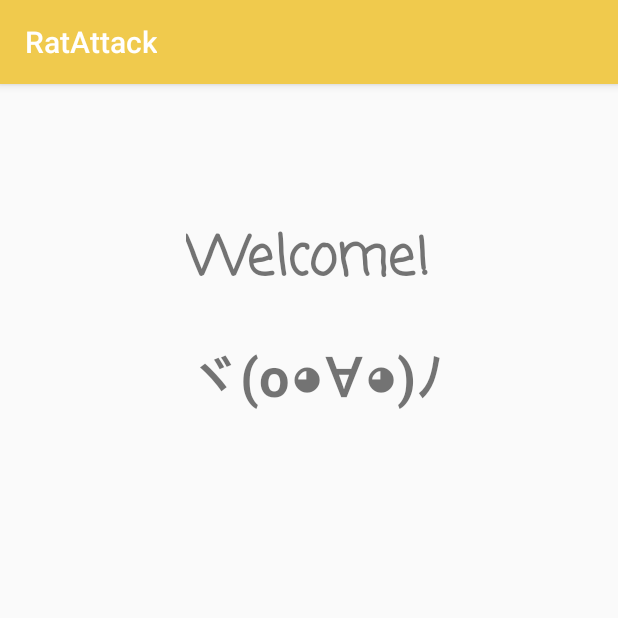
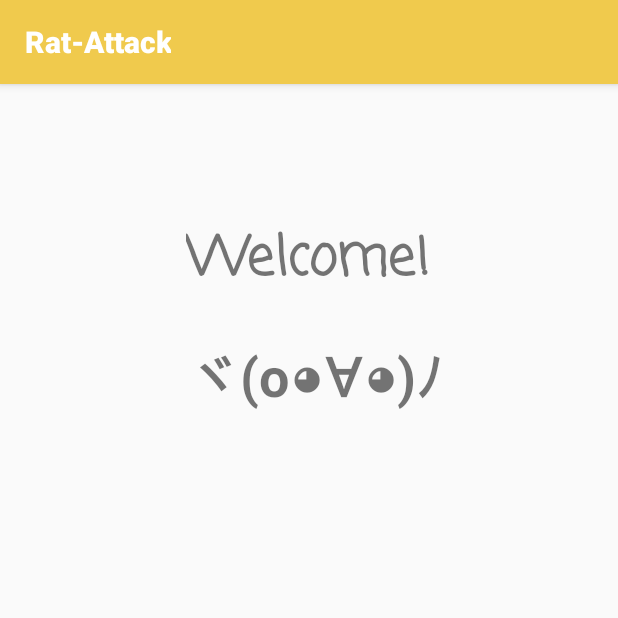
Before and after one commit to patrikperko/M1, an Android app: the screen it shows after launch (MainActivity), on a phone screen of 412 x 824 dp, the top half of it. Run offline under Robolectric (Android 15) with nearby library versions, the phone set to English and light mode, and no system bars.

```diff
--- /dev/null
+++ b/app/src/main/res/drawable-finger/shape.xml
@@ -0,0 +1,24 @@
+<?xml version="1.0" encoding="utf-8"?>
+<selector xmlns:android="http://schemas.android.com/apk/res/android">
+    <item android:state_pressed="true" >
+        <shape android:shape="rectangle"  >
+            <corners android:radius="5dip" />
+            <stroke android:width="1dip" android:color="#ECECE7" />
+            <gradient android:angle="-90" android:startColor="#2c3e50" android:endColor="#324D5C"  />
+        </shape>
+    </item>
+    <item android:state_focused="true">
+        <shape android:shape="rectangle"  >
+            <corners android:radius="5dip" />
+            <stroke android:width="1dip" android:color="#324D5C" />
+            <solid android:color="#2c3e50"/>
+        </shape>
+    </item>
+    <item >
+        <shape android:shape="rectangle"  >
+            <corners android:radius="5dip" />
+            <stroke android:width="1dip" android:color="#ECECE7" />
+            <gradient android:angle="-90" android:startColor="#324D5C" android:endColor="#324D5C" />
+        </shape>
+    </item>
+</selector>
--- /dev/null
+++ b/app/src/main/res/drawable/new_item_color_state.xml
@@ -0,0 +1,5 @@
+<?xml version="1.0" encoding="utf-8"?>
+<selector xmlns:android="http://schemas.android.com/apk/res/android">
+ <item android:color="@android:color/white" android:state_enabled="true"/>
+    <item android:color="@color/colorPrimaryDark" android:state_enabled="false"/>
+</selector>
--- a/app/src/main/res/values/strings.xml
+++ b/app/src/main/res/values/strings.xml
@@ -1,5 +1,6 @@
 <resources>
-    <string name="app_name">RatAttack</string>
+    <string name="app_name"><b>Rat-Attack</b></string>
+
 
     <!-- TODO: Remove or change this placeholder text -->
     <string name="title_activity_ratdatadetail">activity_ratdatadetail</string>
@@ -10,4 +11,5 @@
 
     <!-- TODO: Remove or change this placeholder text -->
     <string name="hello_blank_fragment">Hello blank fragment</string>
+    <string name="title_activity_shape_button">Shape_button</string>
 </resources>
```
Also changed, not shown: app/src/main/res/menu/bottom_navigation.xml (added, +25 -0 lines), app/src/main/res/menu/navigation.xml (added, +10 -0 lines), app/src/main/java/edu/gatech/cs1332/ratattack/controller/MainActivity.java (line endings or trailing spaces), app/src/main/res/drawable-hdpi/ic_account.png (added), app/src/main/res/drawable-hdpi/ic_ratreport.png (added), app/src/main/res/drawable-hdpi/ic_viewactivity.png (added), app/src/main/res/drawable-mdpi/ic_account.png (added), app/src/main/res/drawable-mdpi/ic_ratreport.png (added), app/src/main/res/drawable-mdpi/ic_viewactivity.png (added), app/src/main/res/drawable-xhdpi/ic_account.png (added), app/src/main/res/drawable-xhdpi/ic_ratreport.png (added), app/src/main/res/drawable-xhdpi/ic_viewactivity.png (added), app/src/main/res/drawable-xxhdpi/ic_account.png (added), app/src/main/res/drawable-xxhdpi/ic_ratreport.png (added), 1 more files.
